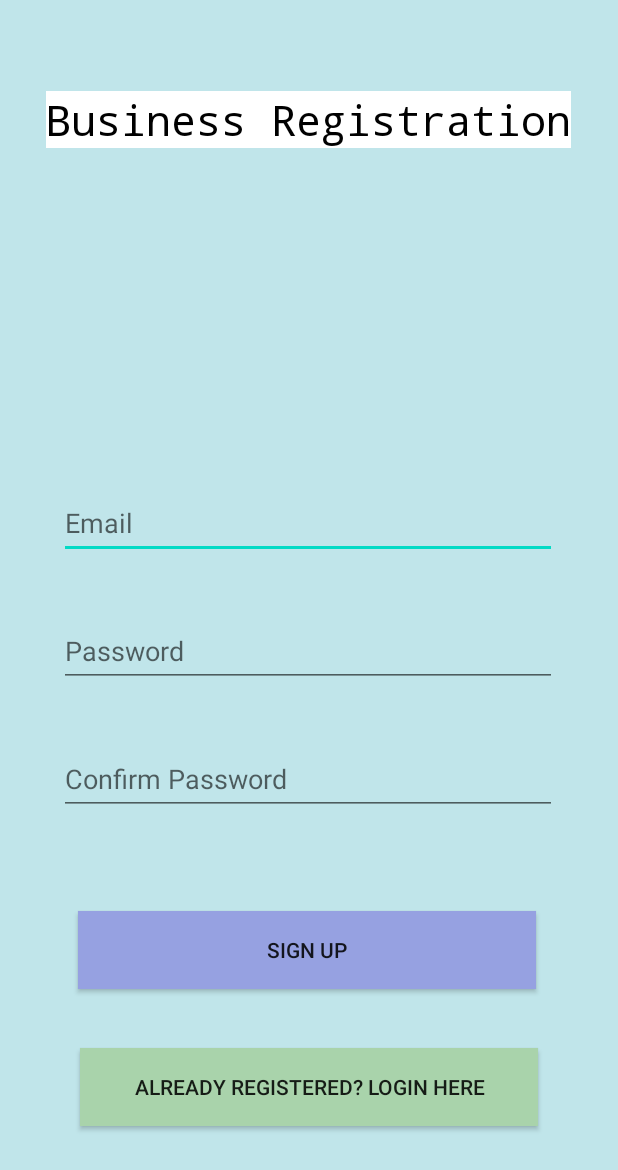
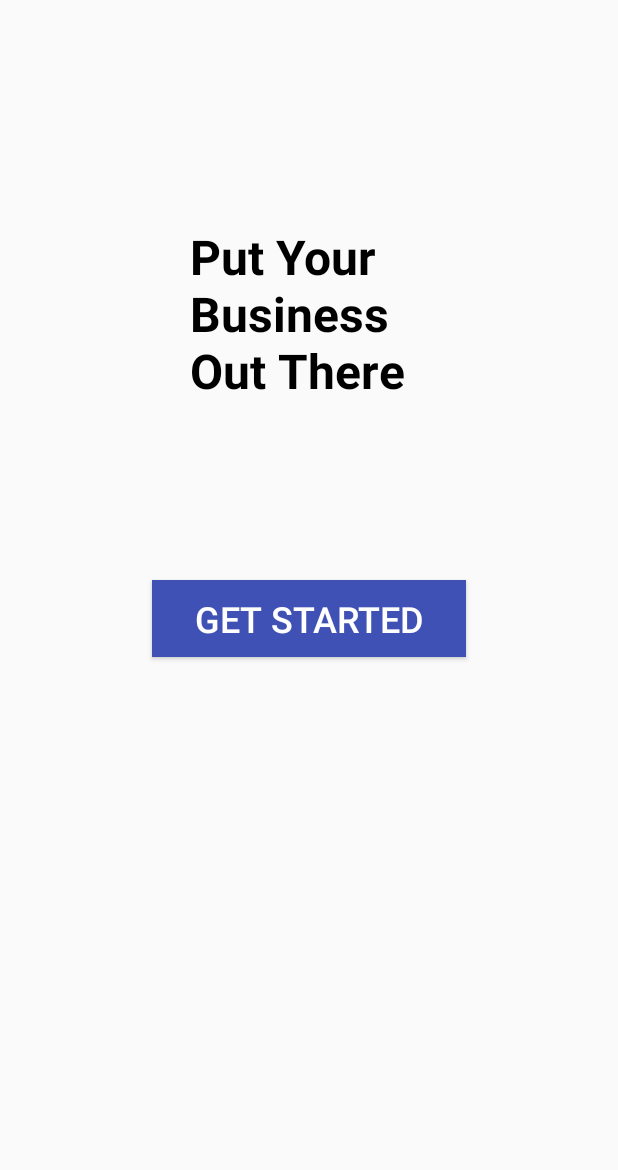
Before and after one commit to TeddyBonkerz/StoreFrontApp, an Android app: the screen it shows after launch (Register before the commit, Get_Started after it), on a phone screen of 412 x 824 dp. Shown: the top 1170 px of the screen. Run offline under Robolectric (Android 15) with nearby library versions, the phone set to English and light mode, and no system bars.

Commit message:
created getting started page

```diff
--- a/app/src/main/java/com/example/storefrontapp/Register.java
+++ b/app/src/main/java/com/example/storefrontapp/Register.java
@@ -89,7 +89,7 @@ public class Register extends AppCompatActivity {
                         if (task.isSuccessful()){
                             Toast.makeText(Register.this, "User Created Successfully",
                                     Toast.LENGTH_SHORT).show();
-                            startActivity(new Intent(getApplicationContext(), GettingStarted.class));
+                            startActivity(new Intent(getApplicationContext(), Get_Started.class));
                         }
 
                         //if not, then show error
--- /dev/null
+++ b/app/src/main/res/layout/get_started1.xml
@@ -0,0 +1,37 @@
+<?xml version="1.0" encoding="utf-8"?>
+<androidx.constraintlayout.widget.ConstraintLayout
+    xmlns:android="http://schemas.android.com/apk/res/android"
+    xmlns:app="http://schemas.android.com/apk/res-auto"
+    xmlns:tools="http://schemas.android.com/tools"
+    android:layout_width="match_parent"
+    android:layout_height="match_parent">
+
+    <Button
+        android:id="@+id/getStartedBtn1"
+        android:layout_width="209dp"
+        android:layout_height="51dp"
+        android:background="#3F51B5"
+        android:onClick="switchLayout"
+        android:text="Get Started"
+        android:textColor="#FFFFFF"
+        android:textSize="24sp"
+        app:layout_constraintBottom_toBottomOf="parent"
+        app:layout_constraintEnd_toEndOf="parent"
+        app:layout_constraintStart_toStartOf="parent"
+        app:layout_constraintTop_toTopOf="parent" />
+
+    <TextView
+        android:id="@+id/textView3"
+        android:layout_width="176dp"
+        android:layout_height="140dp"
+        android:text="Put Your Business Out There"
+        android:textColor="#000000"
+        android:textSize="32sp"
+        android:textStyle="bold"
+        app:layout_constraintBottom_toBottomOf="parent"
+        app:layout_constraintEnd_toEndOf="parent"
+        app:layout_constraintHorizontal_bias="0.536"
+        app:layout_constraintStart_toStartOf="parent"
+        app:layout_constraintTop_toTopOf="parent"
+        app:layout_constraintVertical_bias="0.218" />
+</androidx.constraintlayout.widget.ConstraintLayout>
--- a/app/src/main/res/values/strings.xml
+++ b/app/src/main/res/values/strings.xml
@@ -30,5 +30,13 @@
     <string name="country">Country</string>
     <string name="next">next</string>
     <string name="setup_your_business_profile">Setup your Business Profile</string>
+    <string name="get_started">Get Started</string>
+
+    <string-array name="spinner_category">
+        <item>Retail</item>
+        <item>Electronics</item>
+        <item>Food</item>
+        <item>Pets</item>
+    </string-array>
 
 </resources>
```
Also changed, not shown: app/src/main/AndroidManifest.xml (+11 -6 lines), app/src/main/java/com/example/storefrontapp/Get_Started.java (added, +86 -0 lines), app/src/main/res/layout/activity_home.xml (+12 -0 lines), app/src/main/res/layout/get_started2.xml (added, +54 -0 lines), app/src/main/res/layout/get_started3.xml (added, +45 -0 lines), app/src/main/res/layout/get_started4.xml (added, +53 -0 lines), app/src/main/res/layout/get_started5.xml (added, +53 -0 lines).
